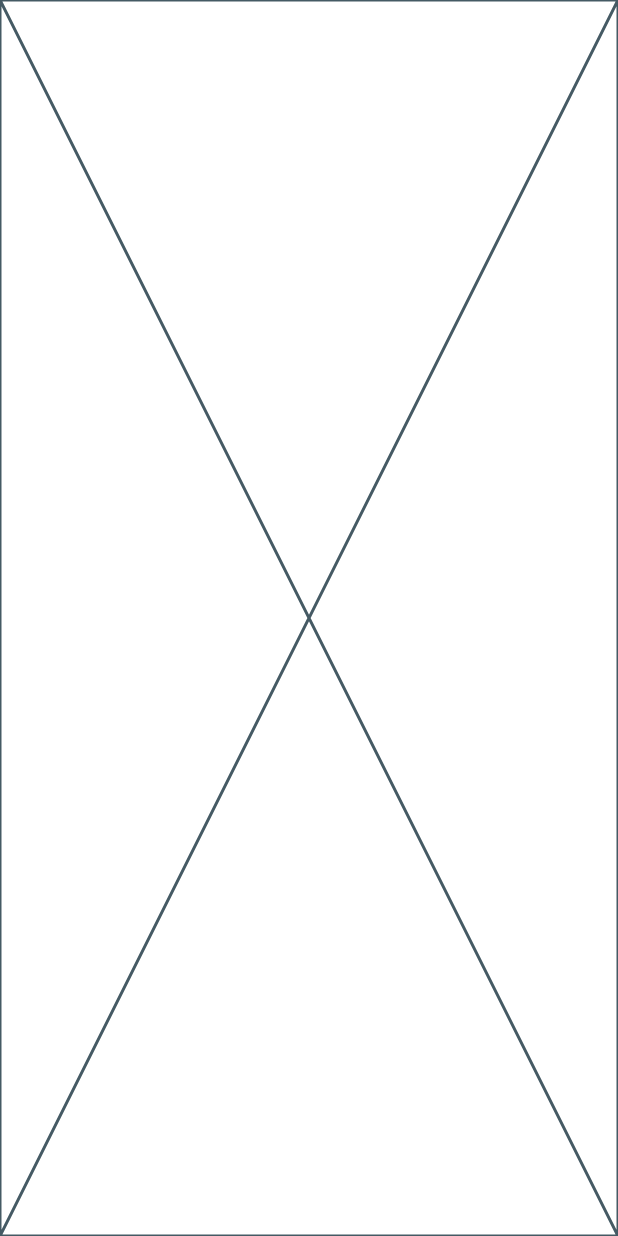
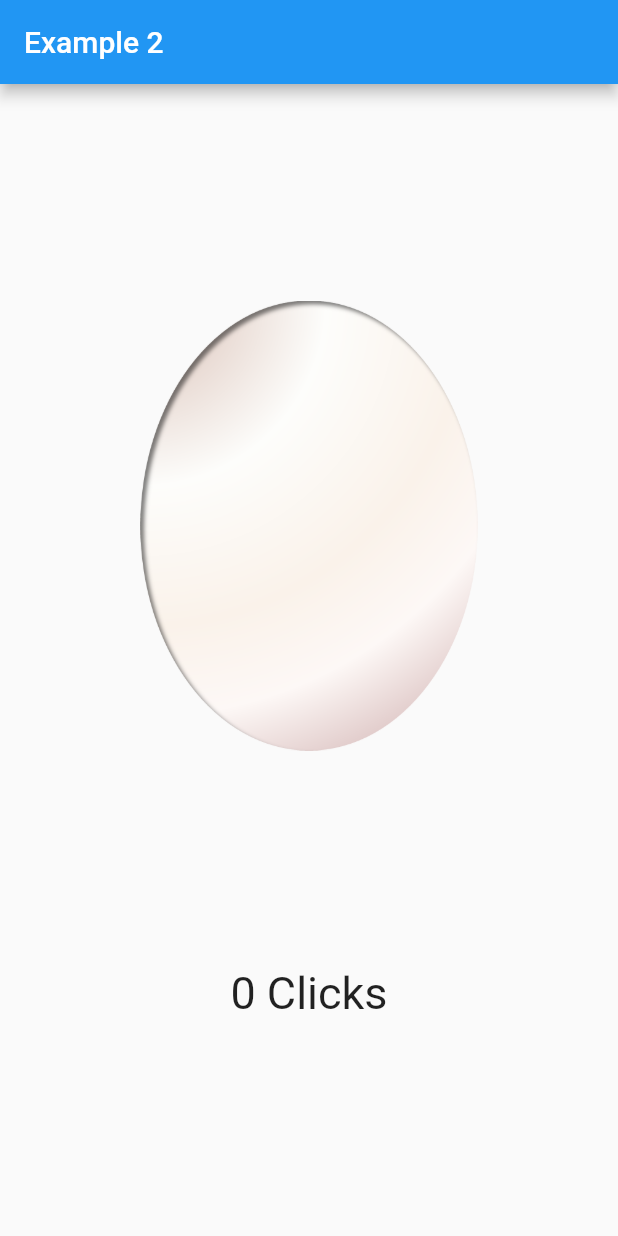
Before and after one commit to ofek-bs/cs_hackathon_flutter, a Flutter app: the screen it shows after launch, on a phone screen of 412 x 824 dp. Run offline on Flutter 3.47's test engine with Material 2 defaults, Android fonts, the phone set to English and light mode, and no system bars.

Commit message:
Exercise 2

```diff
--- /dev/null
+++ b/lib/egg_screen.dart
@@ -0,0 +1,63 @@
+import 'package:flutter/material.dart';
+
+// TODO:
+// 1) Make the app react to the change in state! The egg should break after 40 clicks!
+// 2) Increase font size for the "i clicks" label. Bonus: make it BOLD.
+
+class EggScreen extends StatelessWidget {
+  int _count = 0;
+
+  @override
+  Widget build(BuildContext context) {
+    return Scaffold(
+      appBar: AppBar(
+        title: const Text('Example 2'),
+      ),
+      body: Center(
+        child: Column(
+          mainAxisAlignment: MainAxisAlignment.spaceEvenly,
+          children: [
+            GestureDetector(
+              onTap: () {
+                _count++;
+                debugPrint('Tapped $_count!');
+              },
+              child: loadEggImage(),
+            ),
+            Text(
+              "$_count Clicks",
+              style: const TextStyle(
+                fontSize: 30,
+              ),
+            ),
+          ],
+        ),
+      ),
+    );
+  }
+
+  loadEggImage() {
+    var image = '';
+    if (_count < 5) {
+      image = 'assets/egg1.png';
+    } else if (_count < 10) {
+      image = 'assets/egg2.png';
+    } else if (_count < 20) {
+      image = 'assets/egg3.png';
+    } else if (_count < 30) {
+      image = 'assets/egg4.png';
+    } else if (_count < 40) {
+      image = 'assets/egg5.png';
+    } else {
+      image = 'assets/egg6.png';
+    }
+
+    return SizedBox(
+      width: 300,
+      height: 300,
+      child: Image(
+        image: AssetImage(image),
+      ),
+    );
+  }
+}
--- a/lib/main.dart
+++ b/lib/main.dart
@@ -1,7 +1,9 @@
 import 'package:flutter/material.dart';
 
+import 'egg_screen.dart';
+
 void main() {
-  runApp(const MyApp());
+  runApp(MyApp());
 }
 
 class MyApp extends StatelessWidget {
@@ -9,6 +11,8 @@ class MyApp extends StatelessWidget {
 
   @override
   Widget build(BuildContext context) {
-    return const Placeholder();
+    return MaterialApp(
+      home: EggScreen(),
+    );
   }
 }
```
Also changed, not shown: pubspec.yaml (+7 -4 lines), assets/egg1.png (added), assets/egg2.png (added), assets/egg3.png (added), assets/egg4.png (added), assets/egg5.png (added), assets/egg6.png (added).
